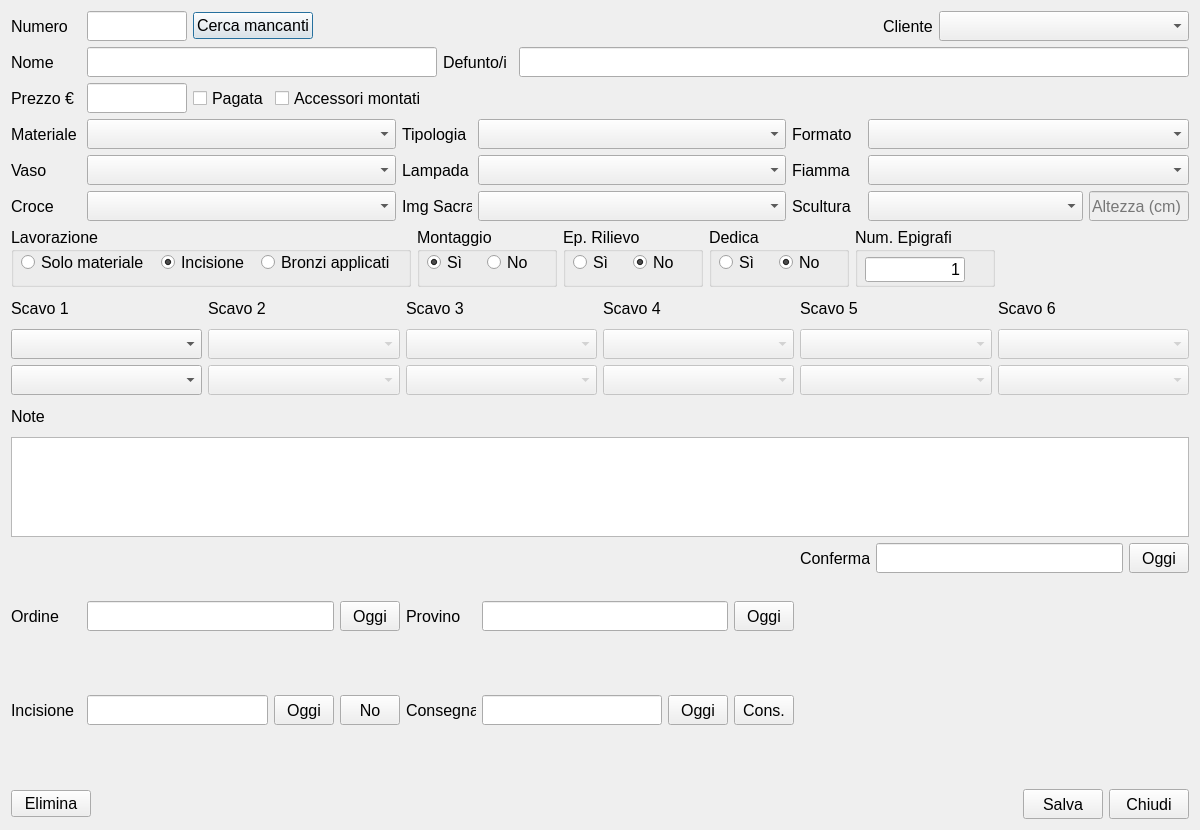
First picture: the form in Tomb.ui, repository LuigiCaradonna/funeraria, before the edit.
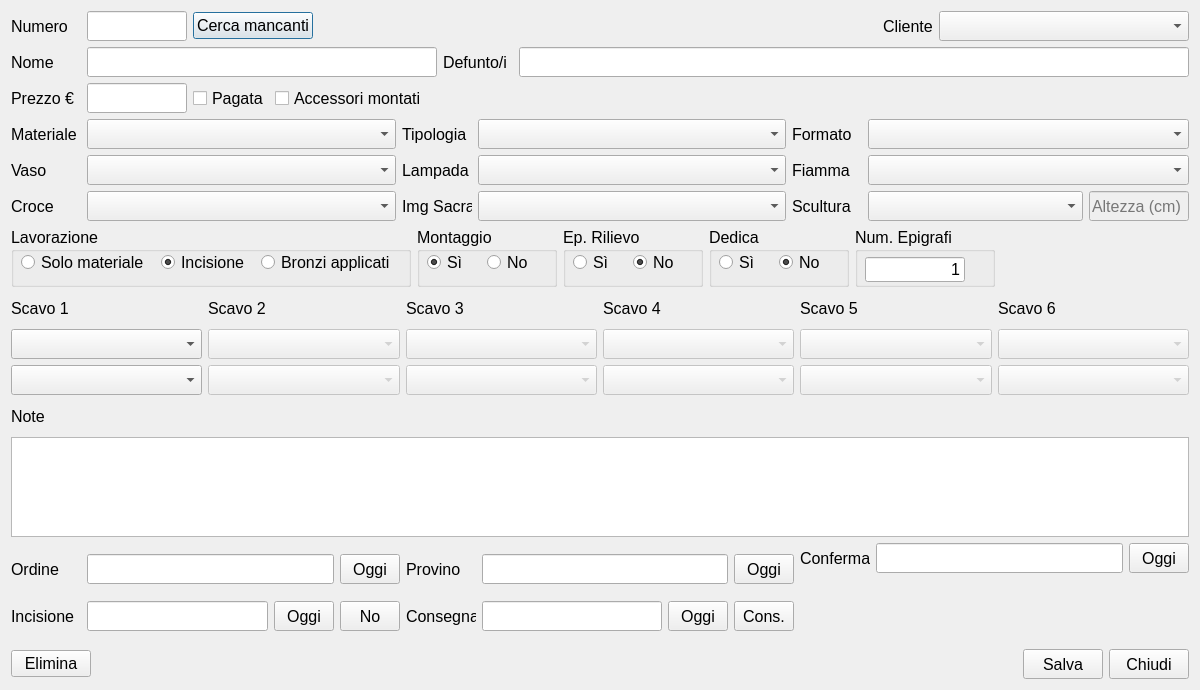
Second picture: the form after the edit.

Commit message: Tomb form validation moved to TombUi

What changed in the file:
```diff
--- a/Tomb.ui
+++ b/Tomb.ui
@@ -7,19 +7,19 @@
     <x>0</x>
     <y>0</y>
     <width>1200</width>
-    <height>830</height>
+    <height>690</height>
    </rect>
   </property>
   <property name="minimumSize">
    <size>
     <width>1200</width>
-    <height>830</height>
+    <height>690</height>
    </size>
   </property>
   <property name="maximumSize">
    <size>
     <width>1200</width>
-    <height>830</height>
+    <height>690</height>
    </size>
   </property>
   <property name="font">
```
The commit also changes 4 other files.
